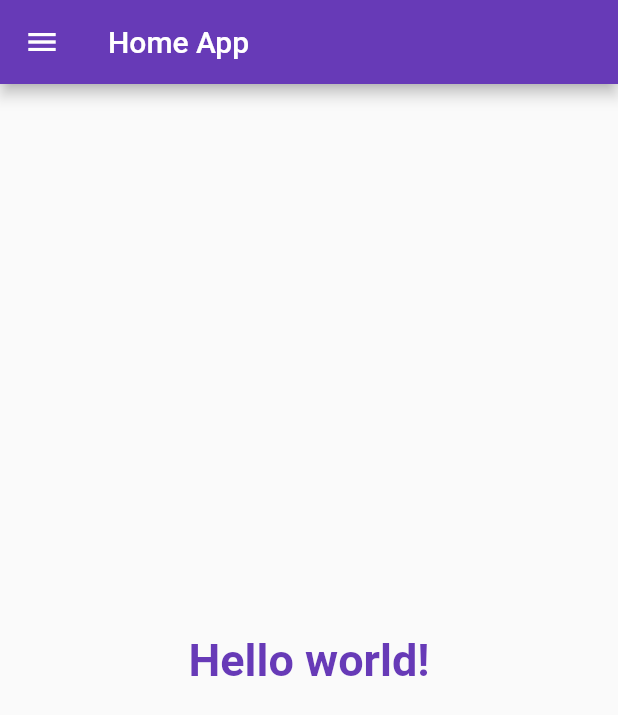
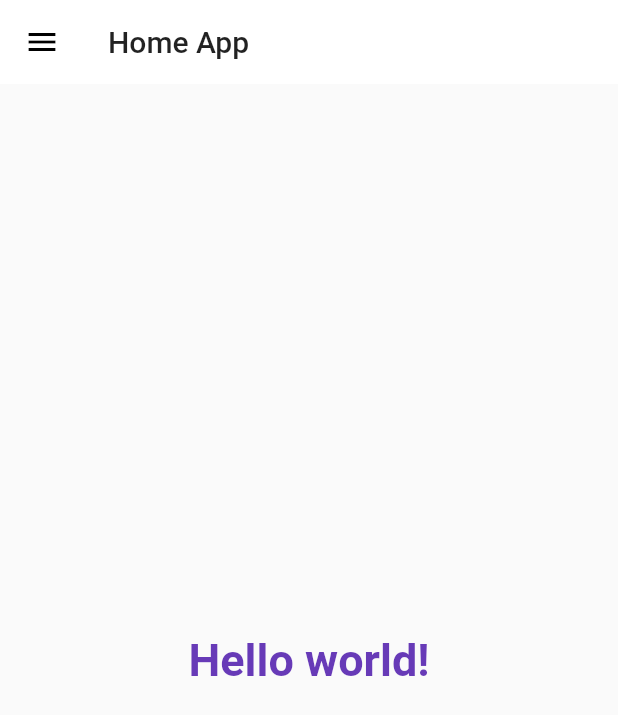
Before and after one commit to jaffarabbas/Flutter-Mobile-Application-Development, a Flutter app: the screen it shows after launch, on a phone screen of 412 x 824 dp. Shown: the top 715 px of the screen. Run offline on Flutter 3.47's test engine with Material 2 defaults, Android fonts, the phone set to English and light mode, and no system bars; our stand-ins replace font_awesome_flutter, google_fonts; key blocks and very long unbroken strings in the code were emptied for the run.

Commit message:
22/10/2021 18:37:22

```diff
--- a/widgits_practice/lib/main.dart
+++ b/widgits_practice/lib/main.dart
@@ -21,6 +21,13 @@ class MyApp extends StatelessWidget {
       theme: ThemeData(
         primarySwatch: Colors.deepPurple,
         fontFamily: GoogleFonts.roboto().fontFamily,
+        appBarTheme: AppBarTheme(
+          color: Colors.white,
+          elevation: 0.0,
+          iconTheme: IconThemeData(
+            color: Colors.black,
+          ), toolbarTextStyle: Theme.of(context).textTheme.bodyText2, titleTextStyle: Theme.of(context).textTheme.headline6,
+        ),
       ),
       darkTheme: ThemeData(
         brightness: Brightness.dark,
```
